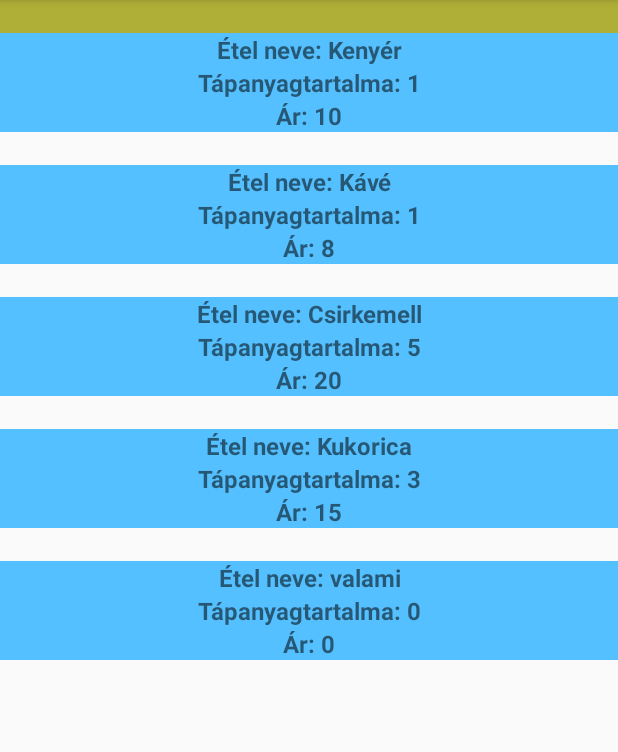
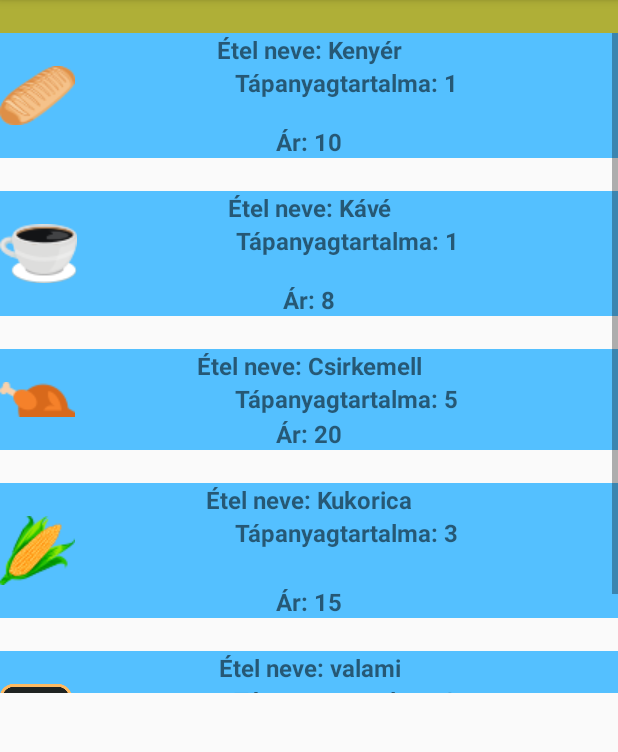
Before and after one commit to GalmabO/hu.nik.uniobuda.GalambO2, an Android app: the screen it shows after launch (StoreActivity), after a tap on "IRÁNY A BOLT!", on a phone screen of 412 x 824 dp, the part 84-836 px from its top. Run offline under Robolectric (Android 15) with nearby library versions, the phone set to English and light mode, and no system bars; 1 statement that could not run was skipped.

Commit message:
kis képek a kaják mellett

```diff
--- a/app/src/main/java/nik/uniobuda/hu/galambo/Food.java
+++ b/app/src/main/java/nik/uniobuda/hu/galambo/Food.java
@@ -1,4 +1,7 @@
 package nik.uniobuda.hu.galambo;
+
+import android.graphics.drawable.BitmapDrawable;
+import android.graphics.drawable.Drawable;
 
 /**
  * Created by Adam on 2017. 04. 09..
@@ -8,6 +11,7 @@ public class Food {
     private String nev;
     private int tapanyagmennyiseg;
     private int ar;
+    private Drawable kep;
 
     public String getNev() {
         return nev;
@@ -21,10 +25,16 @@ public class Food {
         return ar;
     }
 
-    public Food(String nev, int tapanyagmennyiseg, int ar) {
+    public Drawable getKep() {
+        return kep;
+    }
+
+
+    public Food(String nev, int tapanyagmennyiseg, int ar, Drawable kep) {
         this.nev = nev;
         this.tapanyagmennyiseg = tapanyagmennyiseg;
         this.ar = ar;
+        this.kep = kep;
     }
 
 }
--- a/app/src/main/java/nik/uniobuda/hu/galambo/KajaAdapter.java
+++ b/app/src/main/java/nik/uniobuda/hu/galambo/KajaAdapter.java
@@ -1,9 +1,11 @@
 package nik.uniobuda.hu.galambo;
 
+import android.graphics.drawable.Drawable;
 import android.view.View;
 import android.view.ViewGroup;
 import android.widget.BaseAdapter;
 import android.widget.Button;
+import android.widget.ImageView;
 import android.widget.TextView;
 
 import java.util.List;
@@ -40,6 +42,7 @@ public class KajaAdapter extends BaseAdapter {
 
         TextView nevTextView = (TextView) listItemView.findViewById(R.id.nev);
         TextView tapa = (TextView) listItemView.findViewById(R.id.tapanyagmennyiseg);
+
         TextView arTextView = (TextView) listItemView.findViewById(R.id.ar);
 
         TextView ures = (TextView) listItemView.findViewById(R.id.uressav);
@@ -52,6 +55,12 @@ public class KajaAdapter extends BaseAdapter {
         tapa.setText("Tápanyagtartalma: " + String.valueOf(food.getTapanyagmennyiseg()));
         arTextView.setText("Ár: "+ String.valueOf(food.getAr()));
 
+
+        Drawable image = food.getKep();
+        int h = image.getIntrinsicHeight();
+        int w = image.getIntrinsicWidth();
+        image.setBounds( 0, 0, w, h );
+        tapa.setCompoundDrawablesRelativeWithIntrinsicBounds(image,null,null,null);
         ures.setText(" ");
         //vetelgomb.setText("Vásárlás");
         //vetelgomb.setTag(items.get(position).getNev());
--- a/app/src/main/java/nik/uniobuda/hu/galambo/MainActivity.java
+++ b/app/src/main/java/nik/uniobuda/hu/galambo/MainActivity.java
@@ -33,7 +33,12 @@ public class MainActivity extends AppCompatActivity {
 
     private Galamb galamb;
     private final String FILENAME = "GalambPeldany";
+    private static Context mContext;
 
+    public static Context getContext()
+    {
+        return mContext;
+    }
 
     @Override
     protected void onCreate(Bundle savedInstanceState) {
@@ -41,6 +46,7 @@ public class MainActivity extends AppCompatActivity {
         this.getWindow().setFlags(WindowManager.LayoutParams.FLAG_FULLSCREEN, WindowManager.LayoutParams.FLAG_FULLSCREEN);
         setContentView(R.layout.activity_main);
 
+        mContext = this;
         Betoltes();
 
         if(galamb == null)
--- a/app/src/main/java/nik/uniobuda/hu/galambo/Store.java
+++ b/app/src/main/java/nik/uniobuda/hu/galambo/Store.java
@@ -1,6 +1,9 @@
 package nik.uniobuda.hu.galambo;
 
 
+import android.app.Application;
+import android.content.Context;
+import android.graphics.drawable.Drawable;
 import android.os.Parcelable;
 
 import java.util.ArrayList;
@@ -19,11 +22,11 @@ public abstract class Store
     private static List<Food> cikkek = new ArrayList<>();
 
     static {
-        cikkek.add(new Food("Kenyér",1,10));
-        cikkek.add(new Food("Kávé",1,8));
-        cikkek.add(new Food("Csirkemell",5,20));
-        cikkek.add(new Food("Kukorica",3,15));
-        cikkek.add(new Food("valami",0,0));
+        cikkek.add(new Food("Kenyér",1,10,MainActivity.getContext().getResources().getDrawable(R.drawable.kenyer)));
+        cikkek.add(new Food("Kávé",1,8,MainActivity.getContext().getResources().getDrawable(R.drawable.kave)));
+        cikkek.add(new Food("Csirkemell",5,20,MainActivity.getContext().getResources().getDrawable(R.drawable.csirke)));
+        cikkek.add(new Food("Kukorica",3,15,MainActivity.getContext().getResources().getDrawable(R.drawable.kukorica)));
+        cikkek.add(new Food("valami",0,0,MainActivity.getContext().getResources().getDrawable(R.mipmap.ic_launcher)));
     }
 
     public static List<Food> getCikkek() {
```
Also changed, not shown: app/src/main/res/drawable-normal/csirke.png (added), app/src/main/res/drawable-normal/kave.png (added), app/src/main/res/drawable-normal/kenyer.png (added), app/src/main/res/drawable-normal/kukorica.png (added).
